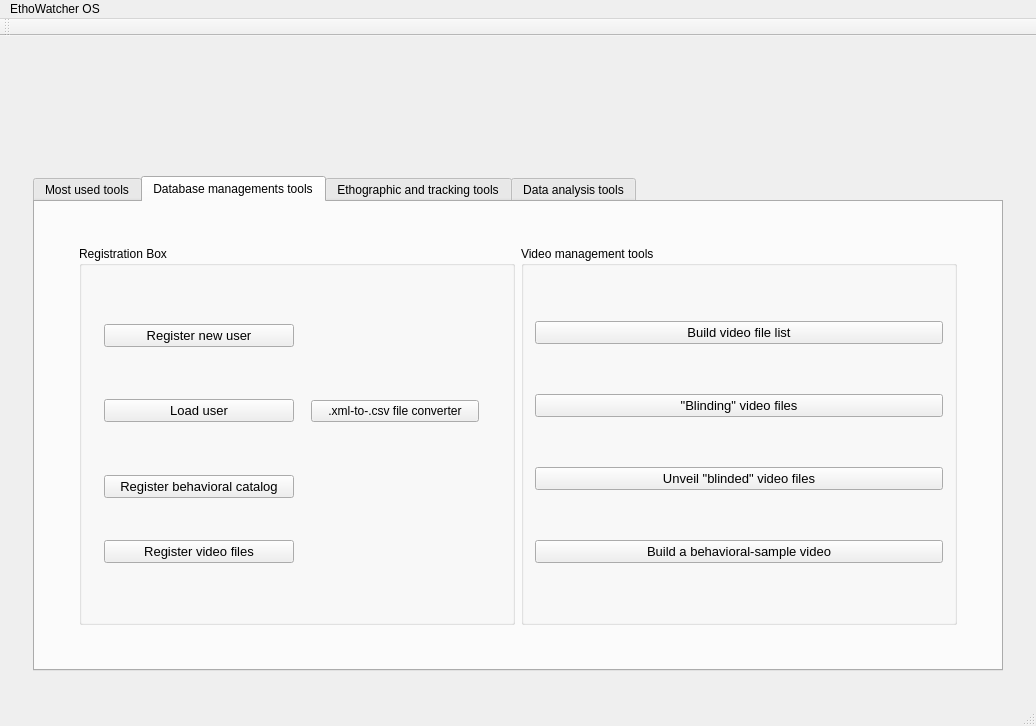
Above: src/ethowatcher.ui from EthoWatcher/ethowatcher before the change. Below: the same form after it.
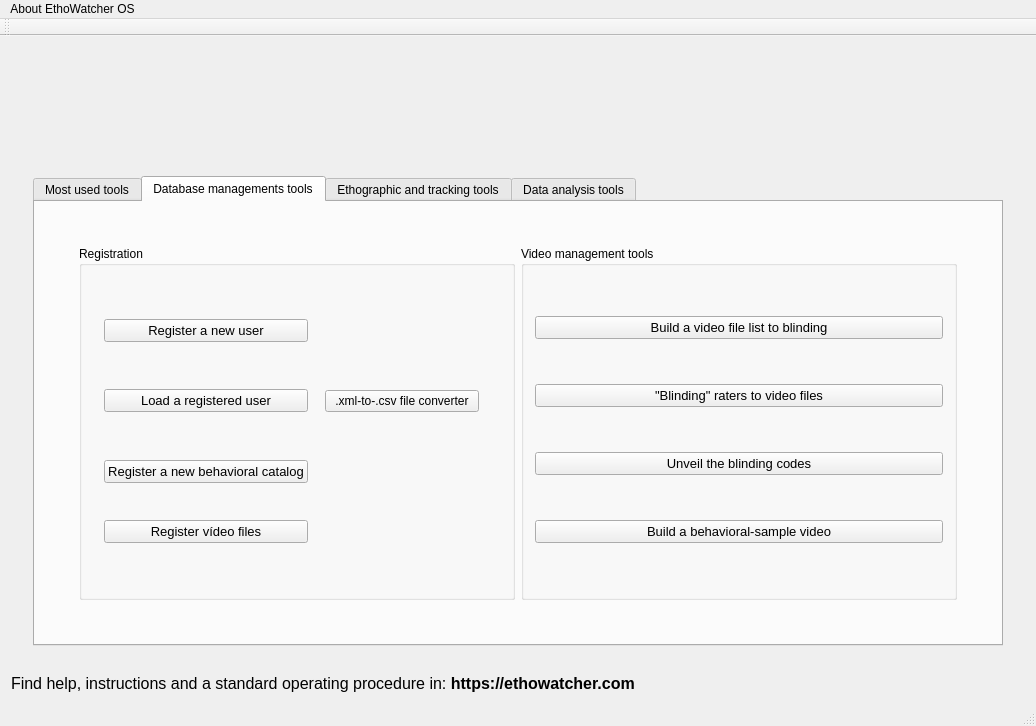
That is the form after the change. The open tabs and pages were chosen to show the change. Icons and pictures are not drawn.

Commit message: Arrumando os textos das interfaces gráficas.

What changed in the file:
```diff
--- a/src/ethowatcher.ui
+++ b/src/ethowatcher.ui
@@ -359,13 +359,6 @@
                  </layout>
                 </widget>
                </item>
-               <item>
-                <widget class="QLabel" name="label_3">
-                 <property name="text">
-                  <string>&lt;html&gt;&lt;head/&gt;&lt;body&gt;&lt;p&gt;&lt;span style=&quot; font-size:12pt;&quot;&gt;Find help and the Standard Operating Procedures and discussions about the program in : &lt;/span&gt;&lt;span style=&quot; font-size:12pt; font-weight:600;&quot;&gt;https://ethowatcher-os.paginas.ufsc.br/&lt;/span&gt;&lt;/p&gt;&lt;/body&gt;&lt;/html&gt;</string>
-                 </property>
-                </widget>
-               </item>
               </layout>
              </widget>
              <widget class="QWidget" name="tab">
@@ -385,7 +378,7 @@
                         <item>
                          <widget class="QGroupBox" name="groupBox_2">
                           <property name="title">
-                           <string>Registration Box</string>
+                           <string>Registration</string>
                           </property>
                           <layout class="QGridLayout" name="gridLayout">
                            <item row="0" column="0">
@@ -405,7 +398,7 @@
                                  </font>
                                 </property>
                                 <property name="text">
-                                 <string>Register video files</string>
+                                 <string>Register vídeo files</string>
                                 </property>
                                </widget>
                               </item>
@@ -430,7 +423,7 @@
                                  </font>
                                 </property>
                                 <property name="text">
-                                 <string>Load user</string>
+                                 <string>Load a registered user</string>
                                 </property>
                                </widget>
                               </item>
@@ -442,7 +435,7 @@
                                  </font>
                                 </property>
                                 <property name="text">
-                                 <string>Register new user</string>
+                                 <string>Register a new user</string>
                                 </property>
                                </widget>
                               </item>
@@ -454,7 +447,7 @@
                                  </font>
                                 </property>
                                 <property name="text">
-                                 <string>Register behavioral catalog</string>
+                                 <string>Register a new behavioral catalog</string>
                                 </property>
                                </widget>
                               </item>
@@ -478,7 +471,7 @@
                               </font>
                              </property>
                              <property name="text">
-                              <string>Build video file list</string>
+                              <string>Build a video file list to blinding</string>
                              </property>
                             </widget>
                            </item>
@@ -490,7 +483,7 @@
                               </font>
                              </property>
                              <property name="text">
-                              <string>&quot;Blinding&quot; video files</string>
+                              <string>&quot;Blinding&quot; raters to video files</string>
                              </property>
                             </widget>
                            </item>
@@ -502,7 +495,7 @@
                               </font>
                              </property>
                              <property name="text">
-                              <string>Unveil &quot;blinded&quot; video files</string>
+                              <string>Unveil the blinding codes</string>
                              </property>
                             </widget>
                            </item>
@@ -902,6 +895,13 @@
       </widget>
      </widget>
     </item>
+    <item>
+     <widget class="QLabel" name="label_3">
+      <property name="text">
+       <string>&lt;html&gt;&lt;head/&gt;&lt;body&gt;&lt;p&gt;&lt;span style=&quot; font-family:'Calibri'; font-size:12pt; color:#000000;&quot;&gt;Find help, instructions and a standard operating procedure in&lt;/span&gt;&lt;span style=&quot; font-size:12pt;&quot;&gt;: &lt;/span&gt;&lt;span style=&quot; font-size:12pt; font-weight:600;&quot;&gt;https://ethowatcher.com&lt;/span&gt;&lt;/p&gt;&lt;/body&gt;&lt;/html&gt;</string>
+      </property>
+     </widget>
+    </item>
    </layout>
   </widget>
   <widget class="QMenuBar" name="menuBar">
@@ -915,7 +915,7 @@
    </property>
    <widget class="QMenu" name="menuEthoWatcher">
     <property name="title">
-     <string>EthoWatcher OS</string>
+     <string>About EthoWatcher OS</string>
     </property>
     <addaction name="actionAbout"/>
     <addaction name="actionLicense_agreement"/>
```
Left out of the diff: 39 changed lines with no effect on the pictures. The commit also changes 3 other files.
